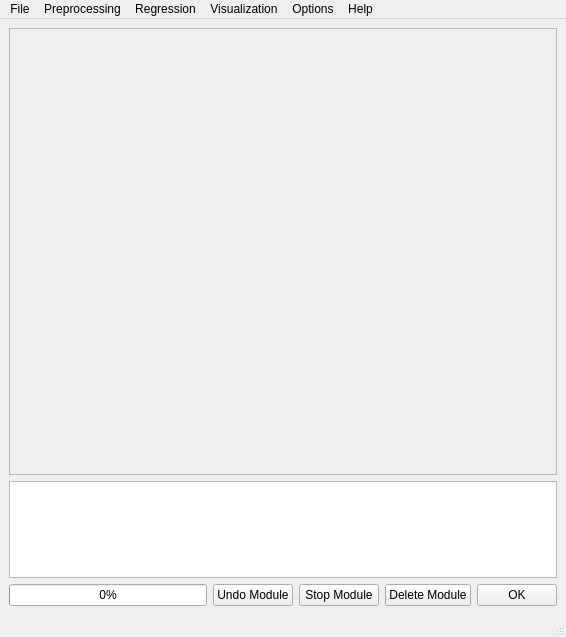
Before: the Qt Designer form ui/MainWindow.ui in tisaconundrum2/PySAT-GUI, drawn with Qt 5.
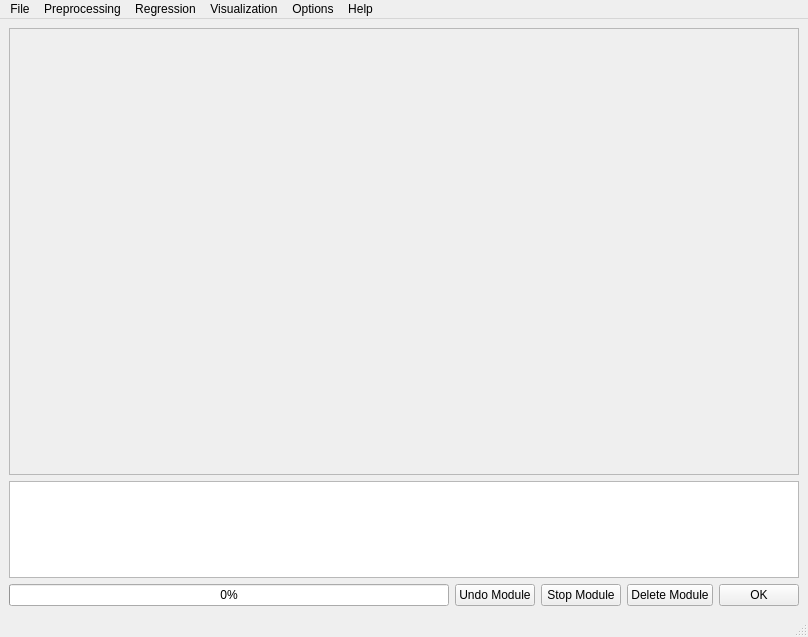
After: the same form once the commit is applied.

Commit message: Fix size, remove tooltip

```diff
--- a/ui/MainWindow.ui
+++ b/ui/MainWindow.ui
@@ -6,7 +6,7 @@
    <rect>
     <x>0</x>
     <y>0</y>
-    <width>566</width>
+    <width>808</width>
     <height>637</height>
    </rect>
   </property>
@@ -28,7 +28,7 @@
         <rect>
          <x>0</x>
          <y>0</y>
-         <width>546</width>
+         <width>788</width>
          <height>442</height>
         </rect>
        </property>
@@ -129,7 +129,7 @@
     <rect>
      <x>0</x>
      <y>0</y>
-     <width>566</width>
+     <width>808</width>
      <height>21</height>
     </rect>
    </property>
```
Left out of the diff: 3 changed lines with no effect on the pictures. The commit also changes 1 other file.
